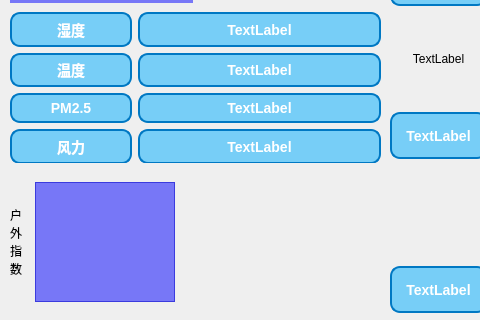
jammy-6/WeatherForecast, file weatherforecast.ui: the form before one commit; both pictures show x 0 to 480 and y 218 to 538 of the 1000 by 538 pixel window.
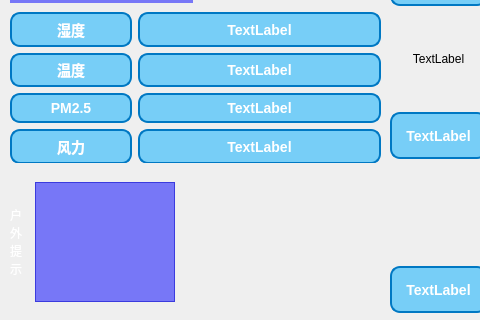
The form after the commit. Icons and pictures are not drawn.

What changed in the file:
```diff
--- a/weatherforecast.ui
+++ b/weatherforecast.ui
@@ -830,8 +830,11 @@
         <height>16777215</height>
        </size>
       </property>
+      <property name="styleSheet">
+       <string notr="true">color: rgb(255, 255, 255);</string>
+      </property>
       <property name="text">
-       <string>&lt;html&gt;&lt;head/&gt;&lt;body&gt;&lt;p&gt;户&lt;br/&gt;外&lt;br/&gt;指&lt;br/&gt;数&lt;/p&gt;&lt;/body&gt;&lt;/html&gt;</string>
+       <string>&lt;html&gt;&lt;head/&gt;&lt;body&gt;&lt;p&gt;户&lt;br/&gt;外&lt;br/&gt;提&lt;br/&gt;示&lt;/p&gt;&lt;/body&gt;&lt;/html&gt;</string>
       </property>
      </widget>
     </item>
```
